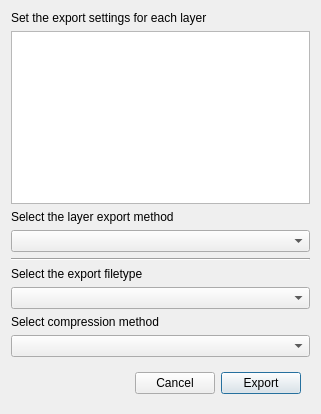
First picture: the form in glue_ar/qt/export_dialog.ui, repository glue-viz/glue-ar, before the edit.
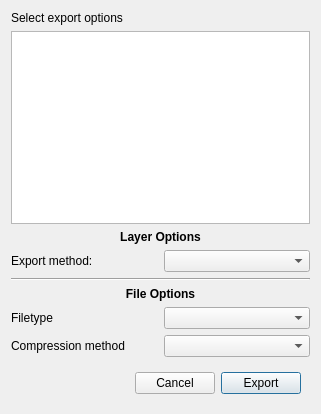
Second picture: the form after the edit.

Commit message: Update layout of export dialog.

What changed in the file:
```diff
--- a/glue_ar/qt/export_dialog.ui
+++ b/glue_ar/qt/export_dialog.ui
@@ -13,41 +13,32 @@
   <property name="windowTitle">
    <string>Export 3D Volume</string>
   </property>
-  <layout class="QGridLayout" name="gridLayout">
-   <item row="2" column="0">
+  <layout class="QGridLayout" name="gridLayout" columnstretch="0,0">
+   <item row="0" column="0">
     <widget class="QLabel" name="label_settings_message">
      <property name="text">
-      <string>Set the export settings for each layer</string>
+      <string>Select export options</string>
      </property>
     </widget>
    </item>
-   <item row="6" column="0">
-    <widget class="QComboBox" name="combosel_method"/>
-   </item>
-   <item row="10" column="0">
-    <widget class="QLabel" name="label_compression_message">
-     <property name="text">
-      <string>Select compression method</string>
-     </property>
-    </widget>
-   </item>
-   <item row="11" column="0">
+   <item row="13" column="1">
     <widget class="QComboBox" name="combosel_compression"/>
    </item>
-   <item row="5" column="0">
-    <widget class="QLabel" name="label_method">
+   <item row="4" column="0" colspan="2">
+    <widget class="QLabel" name="label">
      <property name="text">
-      <string>Select the layer export method</string>
+      <string>&lt;html&gt;&lt;head/&gt;&lt;body&gt;&lt;p align=&quot;center&quot;&gt;&lt;span style=&quot; font-weight:600;&quot;&gt;Layer Options&lt;/span&gt;&lt;/p&gt;&lt;/body&gt;&lt;/html&gt;</string>
      </property>
     </widget>
    </item>
-   <item row="4" column="0">
-    <layout class="QFormLayout" name="layer_layout"/>
+   <item row="9" column="0" colspan="2">
+    <widget class="Line" name="line">
+     <property name="orientation">
+      <enum>Qt::Horizontal</enum>
+     </property>
+    </widget>
    </item>
-   <item row="9" column="0">
-    <widget class="QComboBox" name="combosel_filetype"/>
-   </item>
-   <item row="12" column="0">
+   <item row="15" column="0" colspan="2">
     <widget class="QWidget" name="widget" native="true">
      <layout class="QHBoxLayout" name="horizontalLayout">
       <item>
@@ -86,20 +77,43 @@
      </layout>
     </widget>
    </item>
-   <item row="8" column="0">
+   <item row="11" column="0">
     <widget class="QLabel" name="label_filetype_message">
      <property name="text">
-      <string>Select the export filetype</string>
+      <string>Filetype</string>
      </property>
     </widget>
    </item>
-   <item row="3" column="0">
+   <item row="1" column="0" colspan="2">
     <widget class="QListWidget" name="listsel_layer"/>
    </item>
-   <item row="7" column="0">
-    <widget class="Line" name="line">
-     <property name="orientation">
-      <enum>Qt::Horizontal</enum>
+   <item row="3" column="0" colspan="2">
+    <layout class="QFormLayout" name="layer_layout"/>
+   </item>
+   <item row="5" column="0">
+    <widget class="QLabel" name="label_method">
+     <property name="text">
+      <string>Export method:</string>
+     </property>
+    </widget>
+   </item>
+   <item row="11" column="1">
+    <widget class="QComboBox" name="combosel_filetype"/>
+   </item>
+   <item row="5" column="1">
+    <widget class="QComboBox" name="combosel_method"/>
+   </item>
+   <item row="13" column="0">
+    <widget class="QLabel" name="label_compression_message">
+     <property name="text">
+      <string>Compression method</string>
+     </property>
+    </widget>
+   </item>
+   <item row="10" column="0" colspan="2">
+    <widget class="QLabel" name="label_2">
+     <property name="text">
+      <string>&lt;html&gt;&lt;head/&gt;&lt;body&gt;&lt;p align=&quot;center&quot;&gt;&lt;span style=&quot; font-weight:600;&quot;&gt;File Options&lt;/span&gt;&lt;/p&gt;&lt;/body&gt;&lt;/html&gt;</string>
      </property>
     </widget>
    </item>
```
